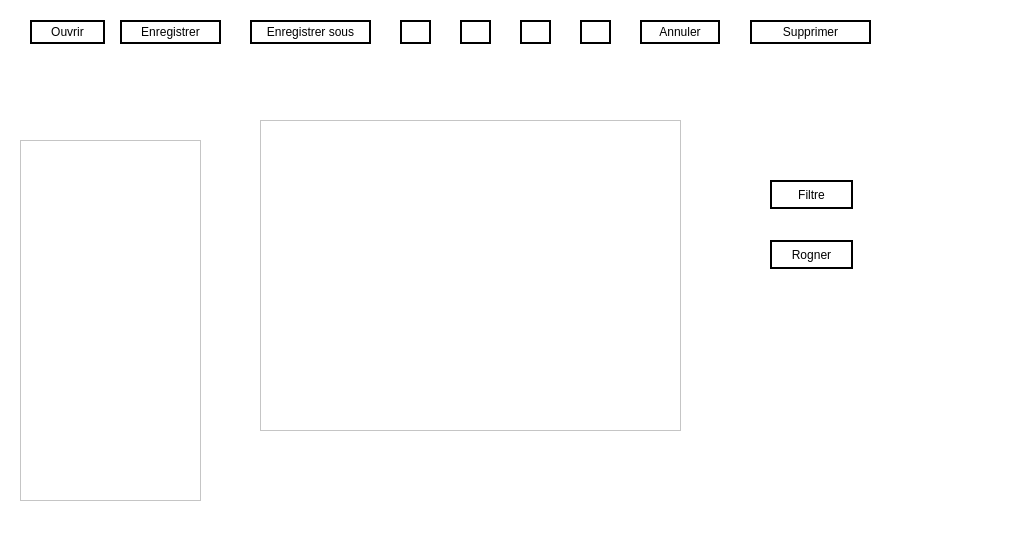
First picture: the form in imagedit.ui, repository NesrineGhannay/ImagEdit, before the edit.
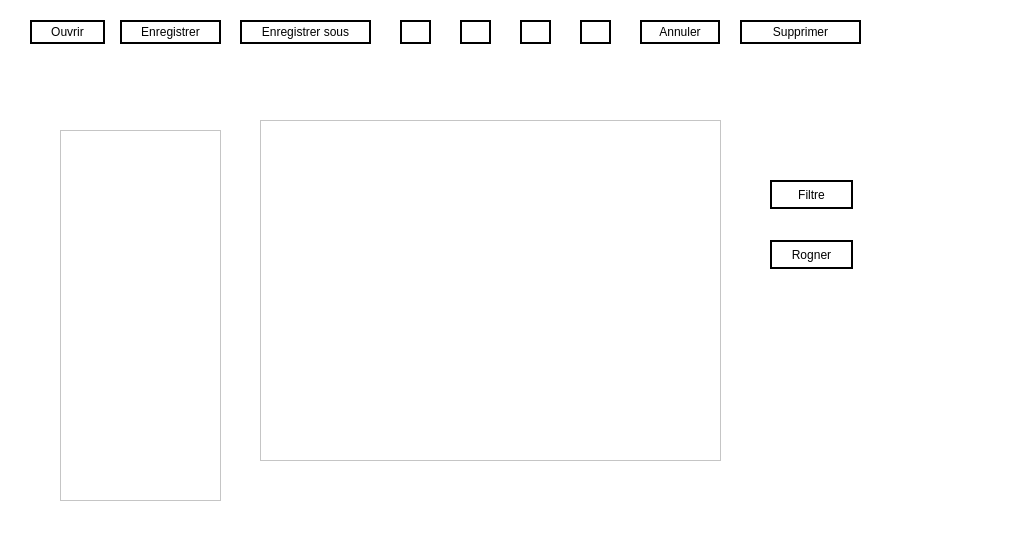
Second picture: the form after the edit. Icons and pictures are not drawn.

Commit message: display imags as icons in the library idea and add keyboard shortcut

What changed in the file:
```diff
--- a/imagedit.ui
+++ b/imagedit.ui
@@ -6,7 +6,7 @@
    <rect>
     <x>0</x>
     <y>0</y>
-    <width>1027</width>
+    <width>1034</width>
     <height>541</height>
    </rect>
   </property>
@@ -17,6 +17,9 @@
    <string notr="true">background-color: white;</string>
   </property>
   <widget class="QWidget" name="centralwidget">
+   <property name="autoFillBackground">
+    <bool>false</bool>
+   </property>
    <widget class="QPushButton" name="open">
     <property name="geometry">
      <rect>
@@ -46,16 +49,6 @@
      <bool>false</bool>
     </property>
    </widget>
-   <widget class="QListWidget" name="library">
-    <property name="geometry">
-     <rect>
-      <x>20</x>
-      <y>140</y>
-      <width>181</width>
-      <height>361</height>
-     </rect>
-    </property>
-   </widget>
    <widget class="QPushButton" name="save">
     <property name="geometry">
      <rect>
@@ -82,9 +75,9 @@
    <widget class="QPushButton" name="save_under">
     <property name="geometry">
      <rect>
-      <x>250</x>
+      <x>240</x>
       <y>20</y>
-      <width>121</width>
+      <width>131</width>
       <height>24</height>
      </rect>
     </property>
@@ -105,7 +98,7 @@
    <widget class="QPushButton" name="save_under_2">
     <property name="geometry">
      <rect>
-      <x>750</x>
+      <x>740</x>
       <y>20</y>
       <width>121</width>
       <height>24</height>
@@ -230,18 +223,21 @@
      <rect>
       <x>260</x>
       <y>120</y>
-      <width>421</width>
-      <height>311</height>
+      <width>461</width>
+      <height>341</height>
      </rect>
     </property>
+    <property name="autoFillBackground">
+     <bool>false</bool>
+    </property>
    </widget>
    <widget class="QLabel" name="imageLabel">
     <property name="geometry">
      <rect>
-      <x>280</x>
+      <x>290</x>
       <y>140</y>
-      <width>381</width>
-      <height>271</height>
+      <width>401</width>
+      <height>291</height>
      </rect>
     </property>
     <property name="text">
@@ -288,6 +284,44 @@
       <normaloff>:/icone_rogner.png</normaloff>:/icone_rogner.png</iconset>
     </property>
    </widget>
+   <widget class="QLabel" name="label">
+    <property name="geometry">
+     <rect>
+      <x>880</x>
+      <y>10</y>
+      <width>151</width>
+      <height>91</height>
+     </rect>
+    </property>
+    <property name="autoFillBackground">
+     <bool>false</bool>
+    </property>
+    <property name="text">
+     <string/>
+    </property>
+    <property name="pixmap">
+     <pixmap>../../projet/imagedit/logo3.png</pixmap>
+    </property>
+    <property name="alignment">
+     <set>Qt::AlignBottom|Qt::AlignJustify</set>
+    </property>
+   </widget>
+   <widget class="QListWidget" name="library">
+    <property name="geometry">
+     <rect>
+      <x>60</x>
+      <y>130</y>
+      <width>161</width>
+      <height>371</height>
+     </rect>
+    </property>
+    <property name="focusPolicy">
+     <enum>Qt::StrongFocus</enum>
+    </property>
+    <property name="autoFillBackground">
+     <bool>false</bool>
+    </property>
+   </widget>
   </widget>
  </widget>
  <resources>
```
The commit also changes 2 other files.
